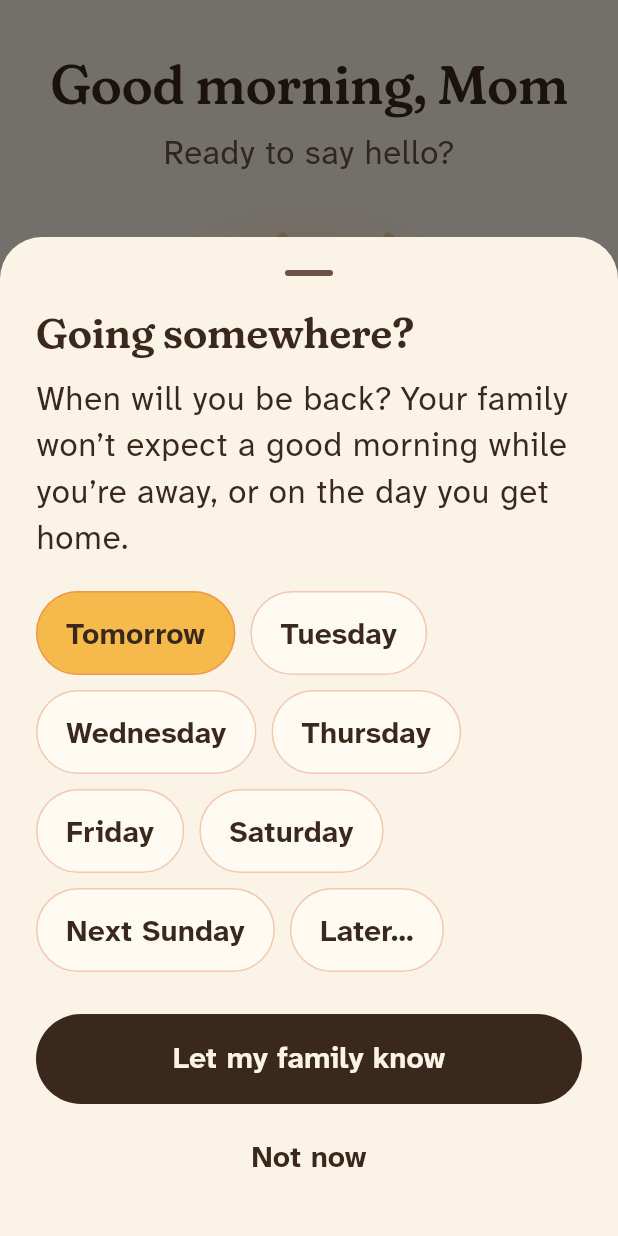
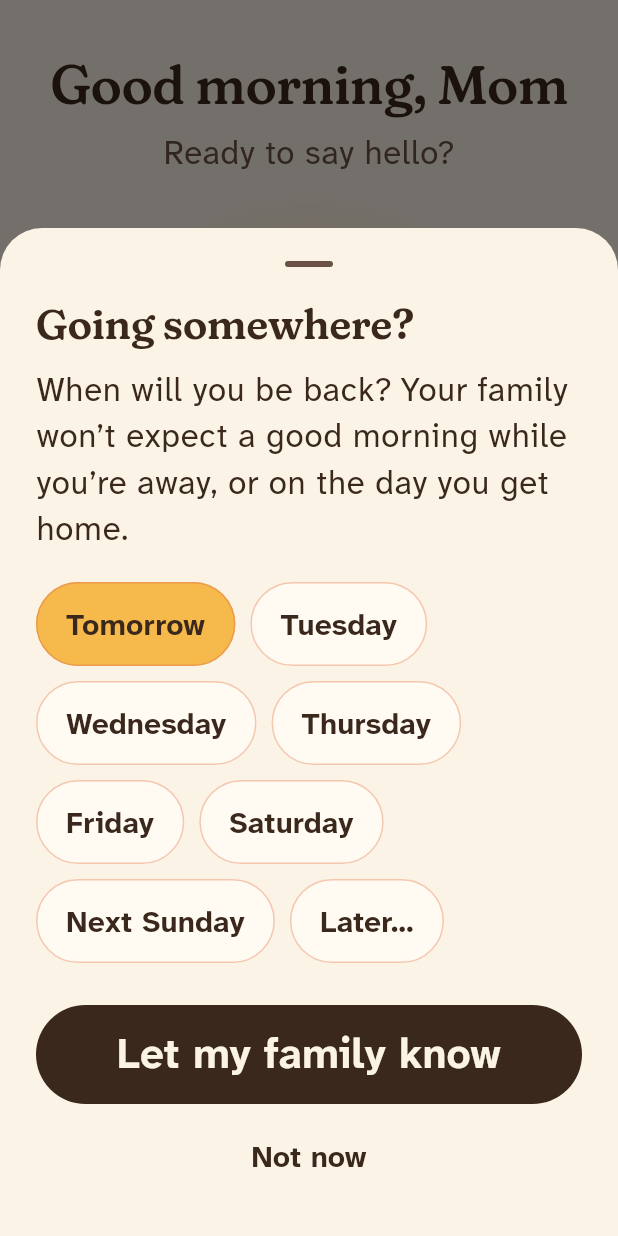
Before and after one commit to AhmedGamalFarouk/Morning-Wave, a Flutter app: the screen it shows after launch, after a tap on "Going somewhere?", on a phone screen of 412 x 824 dp. Run offline on Flutter 3.47's test engine with Material 3 defaults, Android fonts, the phone set to English and light mode, and no system bars; our stand-ins replace firebase_core, firebase_crashlytics, firebase_messaging, flutter_local_notifications, supabase_flutter; accounts and stored records are empty.

Commit message:
Keep words whole at 2x text on narrow phones
- WholeWordsText: titles and button labels grow up to 1.5x and shrink
  only if their longest word would not fit, so no word breaks mid-word.
- Test every parent and child screen at 320dp and 2x for split words,
  with the real fonts loaded.
- Away sheet's main button at 28sp; notifications check can't throw.
- Merge main.

Co-Authored-By: Claude Opus 5.5 (1M context) <noreply@anthropic.com>
Claude-Session: https://claude.ai/code/session_018WEy5K1rBBW7CNVzb7i3LJ

```diff
--- a/lib/screens/parent_home_screen.dart
+++ b/lib/screens/parent_home_screen.dart
@@ -8,6 +8,7 @@ import '../theme/palette.dart';
 import '../widgets/morning_sun.dart';
 import '../widgets/paper_card.dart';
 import '../widgets/sun_painter.dart';
+import '../widgets/whole_words_text.dart';
 
 enum ParentMorning { ready, sent, away }
 
@@ -52,7 +53,9 @@ class _ParentHomeScreenState extends State<ParentHomeScreen> {
   @override
   void initState() {
     super.initState();
-    widget.notificationsEnabled?.call().then((enabled) {
+    widget.notificationsEnabled?.call().catchError((Object _) => false).then((
+      enabled,
+    ) {
       if (enabled && mounted) setState(() => _notesAsked = true);
     });
   }
@@ -146,7 +149,7 @@ class _ParentHomeScreenState extends State<ParentHomeScreen> {
                   : Center(
                       child: TextButton(
                         onPressed: () => _set(ParentMorning.ready),
-                        child: const Text('Oops, not yet'),
+                        child: const WholeWordsText('Oops, not yet'),
                       ),
                     ),
             ),
@@ -180,7 +183,7 @@ class _ParentHomeScreenState extends State<ParentHomeScreen> {
               Center(
                 child: TextButton(
                   onPressed: _askAboutAway,
-                  child: const Text('Going somewhere?'),
+                  child: const WholeWordsText('Going somewhere?'),
                 ),
               ),
             ],
@@ -207,7 +210,11 @@ class _Greeting extends StatelessWidget {
       child: Column(
         key: ValueKey('$title$line'),
         children: [
-          Text(title, textAlign: TextAlign.center, style: text.displayMedium),
+          WholeWordsText(
+            title,
+            textAlign: TextAlign.center,
+            style: text.displayMedium,
+          ),
           const SizedBox(height: 10),
           Text(
             line,
@@ -244,7 +251,10 @@ class _FamilyNote extends StatelessWidget {
             ],
           ),
           const SizedBox(height: 14),
-          Text('“${PlaceholderFamily.note}”', style: text.headlineSmall),
+          WholeWordsText(
+            '“${PlaceholderFamily.note}”',
+            style: text.headlineSmall,
+          ),
           const SizedBox(height: 10),
           Text(
             PlaceholderFamily.childName,
@@ -270,7 +280,10 @@ class _NotesInvitation extends StatelessWidget {
       child: Column(
         crossAxisAlignment: CrossAxisAlignment.stretch,
         children: [
-          Text('So your family’s love reaches you', style: text.headlineSmall),
+          WholeWordsText(
+            'So your family’s love reaches you',
+            style: text.headlineSmall,
+          ),
           const SizedBox(height: 8),
           Text(
             'Let Morning Wave bring you their notes when they send one.',
@@ -279,11 +292,11 @@ class _NotesInvitation extends StatelessWidget {
           const SizedBox(height: 20),
           FilledButton(
             onPressed: () => onAnswer(allow: true),
-            child: const Text('Yes, bring me notes'),
+            child: const WholeWordsText('Yes, bring me notes'),
           ),
           TextButton(
             onPressed: () => onAnswer(allow: false),
-            child: const Text('Maybe later'),
+            child: const WholeWordsText('Maybe later'),
           ),
         ],
       ),
@@ -405,7 +418,7 @@ class _AwaySheetState extends State<_AwaySheet> {
           mainAxisSize: MainAxisSize.min,
           crossAxisAlignment: CrossAxisAlignment.stretch,
           children: [
-            Text('Going somewhere?', style: text.headlineMedium),
+            WholeWordsText('Going somewhere?', style: text.headlineMedium),
             const SizedBox(height: 12),
             Text(
               'When will you be back? Your family won’t expect a good '
@@ -434,13 +447,17 @@ class _AwaySheetState extends State<_AwaySheet> {
             ),
             const SizedBox(height: 28),
             FilledButton(
+              // The sheet's one action, at primary-action size.
+              style: FilledButton.styleFrom(
+                textStyle: text.labelLarge?.copyWith(fontSize: 28),
+              ),
               onPressed: () => Navigator.pop(context, _backOn),
-              child: const Text('Let my family know'),
+              child: const WholeWordsText('Let my family know'),
             ),
             const SizedBox(height: 8),
             TextButton(
               onPressed: () => Navigator.pop(context),
-              child: const Text('Not now'),
+              child: const WholeWordsText('Not now'),
             ),
           ],
         ),
--- /dev/null
+++ b/lib/widgets/whole_words_text.dart
@@ -0,0 +1,59 @@
+import 'dart:math' as math;
+
+import 'package:flutter/material.dart';
+
+/// Text that grows with the system text size but never breaks a word
+/// across lines. It stops growing at 1.5x, and shrinks further only when
+/// its longest word would not fit the width it is given. Used for titles
+/// and button labels, which start large already.
+class WholeWordsText extends StatelessWidget {
+  const WholeWordsText(this.text, {super.key, this.style, this.textAlign});
+
+  final String text;
+  final TextStyle? style;
+  final TextAlign? textAlign;
+
+  static const maxScale = 1.5;
+
+  @override
+  Widget build(BuildContext context) {
+    return LayoutBuilder(
+      builder: (context, constraints) {
+        final style = DefaultTextStyle.of(context).style.merge(this.style);
+        final fontSize = style.fontSize ?? 14;
+        final clamped = MediaQuery.textScalerOf(context)
+            .clamp(maxScaleFactor: maxScale);
+        var scale = clamped.scale(fontSize) / fontSize;
+
+        final longest = _longestWordWidth(context, style, scale);
+        if (constraints.hasBoundedWidth && longest > constraints.maxWidth) {
+          scale *= constraints.maxWidth / longest;
+        }
+
+        return MediaQuery(
+          data: MediaQuery.of(context)
+              .copyWith(textScaler: TextScaler.linear(math.max(scale, 1))),
+          child: Text(text, style: this.style, textAlign: textAlign),
+        );
+      },
+    );
+  }
+
+  double _longestWordWidth(
+    BuildContext context,
+    TextStyle style,
+    double scale,
+  ) {
+    var widest = 0.0;
+    for (final word in text.split(RegExp(r'\s+'))) {
+      final painter = TextPainter(
+        text: TextSpan(text: word, style: style),
+        textDirection: Directionality.of(context),
+        textScaler: TextScaler.linear(scale),
+      )..layout();
+      widest = math.max(widest, painter.width);
+      painter.dispose();
+    }
+    return widest;
+  }
+}
```
Also changed, not shown: lib/screens/child_home_screen.dart (+8 -3 lines), 2 other files.
